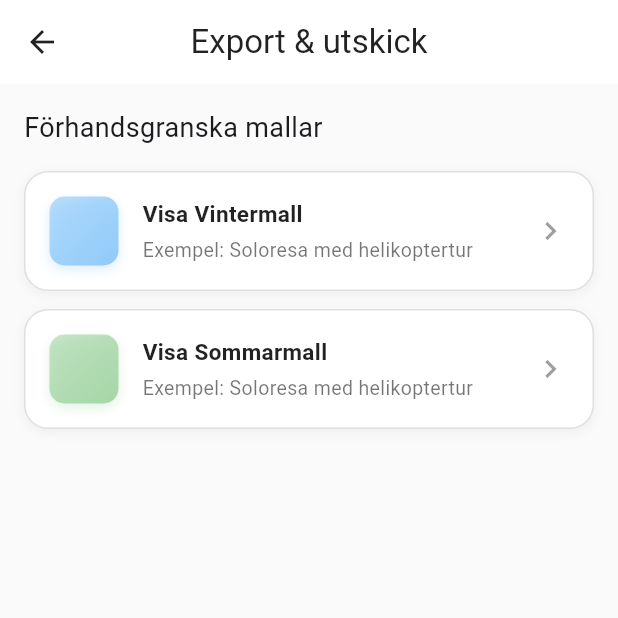
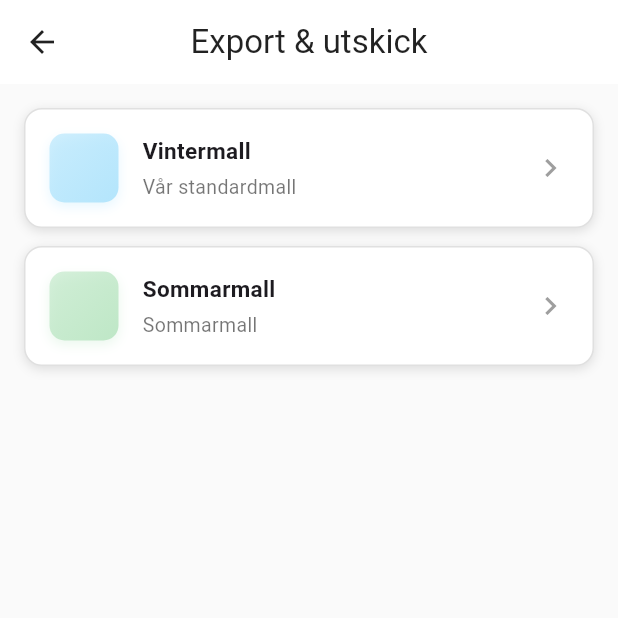
Before and after one commit to evelinaek/antsinthepants, a Flutter app: the ExportSendPage screen opened directly, on a phone screen of 412 x 824 dp, the top half of it. Run offline on Flutter 3.47's test engine with Material 3 defaults, Android fonts, the phone set to English and light mode, and no system bars.

Commit message:
kopplar branding till mallar

```diff
--- a/lib/models/models.dart
+++ b/lib/models/models.dart
@@ -1,3 +1,5 @@
+import 'package:flutter/material.dart';
+
 class Module {
   final String name;
   final String category;
@@ -71,3 +73,69 @@ final List<Booking> mockBookings = [
     modules: [allModules[5]],
   ),
 ];
+
+
+
+// 🎨 ---- TEMPLATE ----
+class Template {
+  final String id;
+  final String name;
+  final String title;
+  final String introText;
+  final String creatorImage;
+  final bool isDefault;
+  final int? primaryColorValue;
+
+  Template({
+    required this.id,
+    required this.name,
+    required this.title,
+    required this.introText,
+    required this.creatorImage,
+    required this.isDefault,
+    this.primaryColorValue,
+  });
+
+  Template copyWith({
+    String? id,
+    String? name,
+    String? title,
+    String? introText,
+    String? creatorImage,
+    bool? isDefault,
+    int? primaryColorValue,
+  }) {
+    return Template(
+      id: id ?? this.id,
+      name: name ?? this.name,
+      title: title ?? this.title,
+      introText: introText ?? this.introText,
+      creatorImage: creatorImage ?? this.creatorImage,
+      isDefault: isDefault ?? this.isDefault,
+      primaryColorValue: primaryColorValue ?? this.primaryColorValue,
+    );
+  }
+}
+
+// 🔄 Global notifier för templates
+final ValueNotifier<List<Template>> globalTemplates =
+    ValueNotifier<List<Template>>([
+  Template(
+    id: 'default',
+    name: 'Vintermall',
+    title: 'Vår standardmall',
+    introText: 'Detta är en enkel standardmall som används som utgångspunkt.',
+    creatorImage: '',
+    isDefault: true,
+    primaryColorValue: 0xFFB3E5FC,
+  ),
+  Template(
+    id: 'summer',
+    name: 'Sommarmall',
+    title: 'Sommarmall',
+    introText: 'En ljus och luftig mall för sommaroffert.',
+    creatorImage: '',
+    isDefault: false,
+    primaryColorValue: 0xFFBEE7C6,
+  ),
+]);
--- a/lib/pages/login.dart
+++ b/lib/pages/login.dart
@@ -5,7 +5,7 @@ class LoginPage extends StatelessWidget {
 
   @override
   Widget build(BuildContext context) {
-    const Color primaryPurple = Color.fromARGB(255, 90, 83, 177); // samma som "Skapa ny mall"
+    const Color primaryPurple = Color.fromARGB(255, 90, 83, 177);
 
     return Scaffold(
       backgroundColor: const Color(0xFFF8F9FB),
--- a/lib/pages/send.dart
+++ b/lib/pages/send.dart
@@ -5,129 +5,70 @@ import 'package:antsinthepants/pages/quote_templates.dart';
 class ExportSendPage extends StatelessWidget {
   const ExportSendPage({super.key});
 
+  QuoteTheme _getThemeForTemplate(Template t) {
+    final name = t.name.toLowerCase();
+    if (name.contains('vinter')) return QuoteTheme.winter;
+    if (name.contains('sommar')) return QuoteTheme.summer;
+    // andra mallar får neutral vintertema som fallback
+    return QuoteTheme.winter;
+  }
+
   @override
   Widget build(BuildContext context) {
     return Scaffold(
       backgroundColor: Colors.grey[50],
       appBar: AppBar(
-        elevation: 0,
-        centerTitle: true,
-        backgroundColor: Colors.white,
-        foregroundColor: Colors.black87,
         title: const Text(
           'Export & utskick',
           style: TextStyle(fontWeight: FontWeight.w400),
         ),
+        centerTitle: true,
+        backgroundColor: Colors.white,
+        foregroundColor: Colors.black87,
+        elevation: 0,
       ),
-      body: Center(
-        child: ConstrainedBox(
-          constraints: const BoxConstraints(maxWidth: 600),
-          child: ListView(
+      body: ValueListenableBuilder<List<Template>>(
+        valueListenable: globalTemplates,
+        builder: (context, templates, _) {
+          if (templates.isEmpty) {
+            return const Center(child: Text('Inga mallar tillgängliga'));
+          }
+          return ListView.builder(
             padding: const EdgeInsets.all(16),
-            children: [
-              const Text(
-                'Förhandsgranska mallar',
-                style: TextStyle(
-                  fontSize: 18,
-                  fontWeight: FontWeight.w400,
+            itemCount: templates.length,
+            itemBuilder: (context, i) {
+              final t = templates[i];
+              final color = Color(t.primaryColorValue ?? 0xFFB3E5FC);
+              final theme = _getThemeForTemplate(t);
+
+              return Padding(
+                padding: const EdgeInsets.only(bottom: 12),
+                child: InkWell(
+                  onTap: () async {
+                    final sent = await Navigator.push<bool>(
+                      context,
+                      MaterialPageRoute(
+                        builder: (_) => QuotePreviewPage(
+                          booking: mockBookings.first,
+                          theme: theme,
                         ),
                       ),
-              const SizedBox(height: 16),
-
-              if (mockBookings.isEmpty)
-                Container(
-                  padding: const EdgeInsets.all(16),
+                    );
+                    if (sent == true) {
+                      ScaffoldMessenger.of(context).showSnackBar(
+                        SnackBar(content: Text('Mall "${t.name}" skickad')),
+                      );
+                    }
+                  },
+                  borderRadius: BorderRadius.circular(12),
+                  child: Container(
                     decoration: BoxDecoration(
                       color: Colors.white,
                       borderRadius: BorderRadius.circular(12),
                       border: Border.all(color: Colors.grey[300]!),
                       boxShadow: [
                         BoxShadow(
-                        color: Colors.black.withOpacity(0.05),
-                        blurRadius: 6,
-                        offset: const Offset(0, 2),
-                      ),
-                    ],
-                  ),
-                  child: const Center(
-                    child: Text(
-                      'Inga bokningar att visa som exempel',
-                      style: TextStyle(color: Colors.black54),
-                    ),
-                  ),
-                )
-              else ...[
-                _buildTemplateCard(
-                  context,
-                  title: 'Visa Vintermall',
-                  subtitle: 'Exempel: ${mockBookings.first.title}',
-                  color: const Color(0xFF90CAF9), // vinterblå
-                  onTap: () async {
-                    final c = context;
-                    final sent = await Navigator.of(c).push<bool>(
-                      MaterialPageRoute(
-                        builder: (_) => QuotePreviewPage(
-                          booking: mockBookings.first,
-                          theme: QuoteTheme.winter,
-                        ),
-                      ),
-                    );
-                    if (sent == true) {
-                      ScaffoldMessenger.of(c).showSnackBar(
-                        const SnackBar(content: Text('Skickat (prototyp)')),
-                      );
-                    }
-                  },
-                ),
-                const SizedBox(height: 12),
-                _buildTemplateCard(
-                  context,
-                  title: 'Visa Sommarmall',
-                  subtitle: 'Exempel: ${mockBookings.first.title}',
-                  color: const Color(0xFFA5D6A7), // sommargrön
-                  onTap: () async {
-                    final c = context;
-                    final sent = await Navigator.of(c).push<bool>(
-                      MaterialPageRoute(
-                        builder: (_) => QuotePreviewPage(
-                          booking: mockBookings.first,
-                          theme: QuoteTheme.summer,
-                        ),
-                      ),
-                    );
-                    if (sent == true) {
-                      ScaffoldMessenger.of(c).showSnackBar(
-                        const SnackBar(content: Text('Skickat (prototyp)')),
-                      );
-                    }
-                  },
-                ),
-              ],
-            ],
-          ),
-        ),
-      ),
-    );
-  }
-
-  Widget _buildTemplateCard(
-    BuildContext context, {
-    required String title,
-    required String subtitle,
-    required Color color,
-    required VoidCallback onTap,
-  }) {
-    return InkWell(
-      onTap: onTap,
-      borderRadius: BorderRadius.circular(16),
-      child: Container(
-        decoration: BoxDecoration(
-          color: Colors.white,
-          borderRadius: BorderRadius.circular(16),
-          border: Border.all(color: Colors.grey[300]!),
-          boxShadow: [
-            BoxShadow(
-              color: Colors.black.withOpacity(0.05),
+                          color: Colors.black12,
                           blurRadius: 6,
                           offset: const Offset(0, 2),
                         ),
@@ -136,7 +77,7 @@ class ExportSendPage extends StatelessWidget {
                     padding: const EdgeInsets.all(16),
                     child: Row(
                       children: [
-            // 🎨 Färgruta istället för ikon
+                        // 🔹 Färgrutan visar mallens faktiska färg
                         Container(
                           width: 46,
                           height: 46,
@@ -160,23 +101,22 @@ class ExportSendPage extends StatelessWidget {
                           ),
                         ),
                         const SizedBox(width: 16),
-
-            // Text
                         Expanded(
                           child: Column(
                             crossAxisAlignment: CrossAxisAlignment.start,
                             children: [
                               Text(
-                    title,
+                                t.name,
                                 style: const TextStyle(
                                   fontWeight: FontWeight.w600,
                                   fontSize: 15,
-                      color: Colors.black87,
                                 ),
                               ),
                               const SizedBox(height: 4),
                               Text(
-                    subtitle,
+                                t.title.isNotEmpty
+                                    ? t.title
+                                    : 'Ingen beskrivning',
                                 style: const TextStyle(
                                   color: Colors.black54,
                                   fontSize: 13,
@@ -185,11 +125,16 @@ class ExportSendPage extends StatelessWidget {
                             ],
                           ),
                         ),
-
                         const Icon(Icons.chevron_right, color: Colors.grey),
                       ],
                     ),
                   ),
+                ),
+              );
+            },
+          );
+        },
+      ),
     );
   }
 }
```
Also changed, not shown: lib/pages/branding.dart (+87 -156 lines). Lines whose indentation alone changed are shown as unchanged.
